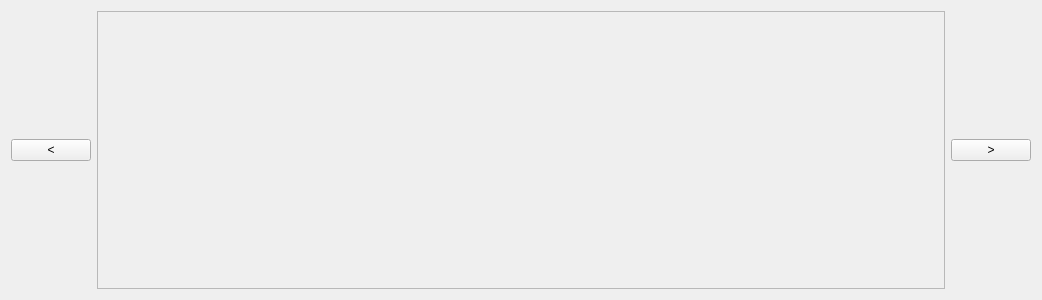
First picture: the form in src/mainwindow/fcvideotimelinewidget.ui, repository LiangZuoting/ffcutter, before the edit.
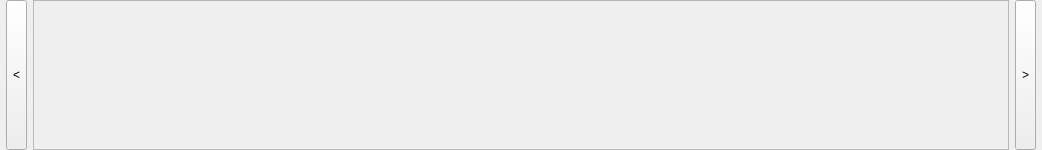
Second picture: the form after the edit.

What changed in the file:
```diff
--- a/src/mainwindow/fcvideotimelinewidget.ui
+++ b/src/mainwindow/fcvideotimelinewidget.ui
@@ -7,15 +7,51 @@
     <x>0</x>
     <y>0</y>
     <width>1042</width>
-    <height>300</height>
+    <height>150</height>
    </rect>
   </property>
+  <property name="sizePolicy">
+   <sizepolicy hsizetype="Preferred" vsizetype="Fixed">
+    <horstretch>0</horstretch>
+    <verstretch>0</verstretch>
+   </sizepolicy>
+  </property>
+  <property name="minimumSize">
+   <size>
+    <width>0</width>
+    <height>150</height>
+   </size>
+  </property>
+  <property name="maximumSize">
+   <size>
+    <width>16777215</width>
+    <height>150</height>
+   </size>
+  </property>
   <property name="windowTitle">
    <string>FCVideoTimelineWidget</string>
   </property>
   <layout class="QHBoxLayout" name="horizontalLayout">
+   <property name="leftMargin">
+    <number>6</number>
+   </property>
+   <property name="topMargin">
+    <number>0</number>
+   </property>
+   <property name="rightMargin">
+    <number>6</number>
+   </property>
+   <property name="bottomMargin">
+    <number>0</number>
+   </property>
    <item>
-    <widget class="QPushButton" name="backwardBtn">
+    <widget class="QToolButton" name="backwardBtn">
+     <property name="sizePolicy">
+      <sizepolicy hsizetype="Fixed" vsizetype="Preferred">
+       <horstretch>0</horstretch>
+       <verstretch>0</verstretch>
+      </sizepolicy>
+     </property>
      <property name="text">
       <string>&lt;</string>
      </property>
@@ -23,6 +59,33 @@
    </item>
    <item>
     <widget class="QScrollArea" name="scrollArea">
+     <property name="sizePolicy">
+      <sizepolicy hsizetype="Expanding" vsizetype="Preferred">
+       <horstretch>0</horstretch>
+       <verstretch>0</verstretch>
+      </sizepolicy>
+     </property>
+     <property name="minimumSize">
+      <size>
+       <width>0</width>
+       <height>0</height>
+      </size>
+     </property>
+     <property name="maximumSize">
+      <size>
+       <width>16777215</width>
+       <height>16777215</height>
+      </size>
+     </property>
+     <property name="verticalScrollBarPolicy">
+      <enum>Qt::ScrollBarAlwaysOff</enum>
+     </property>
+     <property name="horizontalScrollBarPolicy">
+      <enum>Qt::ScrollBarAsNeeded</enum>
+     </property>
+     <property name="sizeAdjustPolicy">
+      <enum>QAbstractScrollArea::AdjustIgnored</enum>
+     </property>
      <property name="widgetResizable">
       <bool>true</bool>
      </property>
@@ -31,16 +94,53 @@
        <rect>
         <x>0</x>
         <y>0</y>
-        <width>860</width>
-        <height>280</height>
+        <width>966</width>
+        <height>130</height>
        </rect>
       </property>
-      <layout class="QHBoxLayout" name="timelineLayout"/>
+      <property name="sizePolicy">
+       <sizepolicy hsizetype="Preferred" vsizetype="Fixed">
+        <horstretch>0</horstretch>
+        <verstretch>0</verstretch>
+       </sizepolicy>
+      </property>
+      <property name="minimumSize">
+       <size>
+        <width>0</width>
+        <height>130</height>
+       </size>
+      </property>
+      <property name="maximumSize">
+       <size>
+        <width>16777215</width>
+        <height>130</height>
+       </size>
+      </property>
+      <layout class="QHBoxLayout" name="timelineLayout">
+       <property name="leftMargin">
+        <number>0</number>
+       </property>
+       <property name="topMargin">
+        <number>0</number>
+       </property>
+       <property name="rightMargin">
+        <number>0</number>
+       </property>
+       <property name="bottomMargin">
+        <number>0</number>
+       </property>
+      </layout>
      </widget>
     </widget>
    </item>
    <item>
-    <widget class="QPushButton" name="forwardBtn">
+    <widget class="QToolButton" name="forwardBtn">
+     <property name="sizePolicy">
+      <sizepolicy hsizetype="Fixed" vsizetype="Preferred">
+       <horstretch>0</horstretch>
+       <verstretch>0</verstretch>
+      </sizepolicy>
+     </property>
      <property name="text">
       <string>&gt;</string>
      </property>
```
